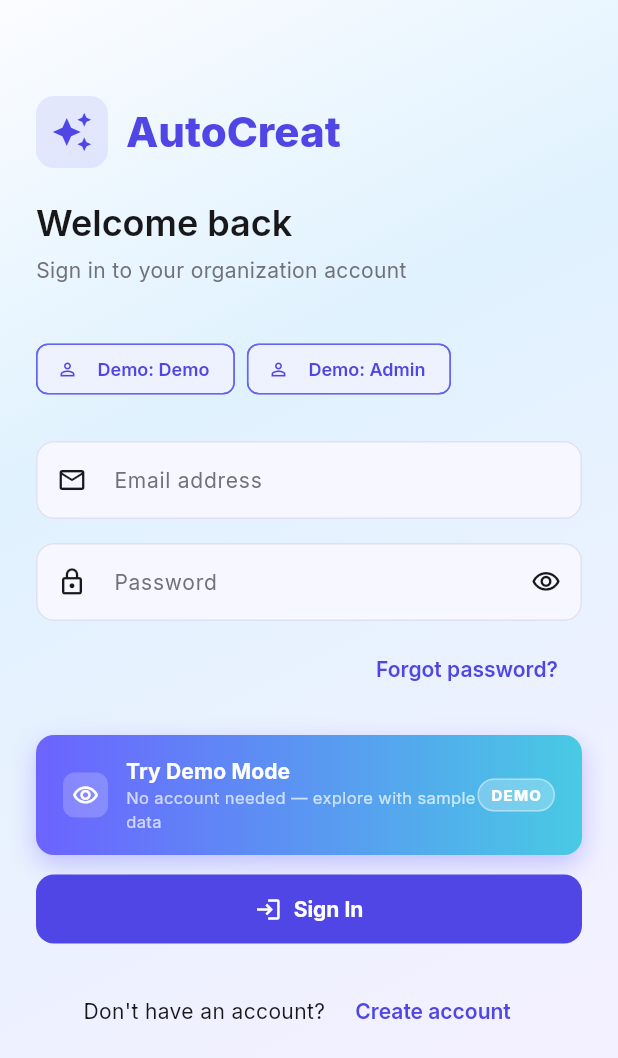
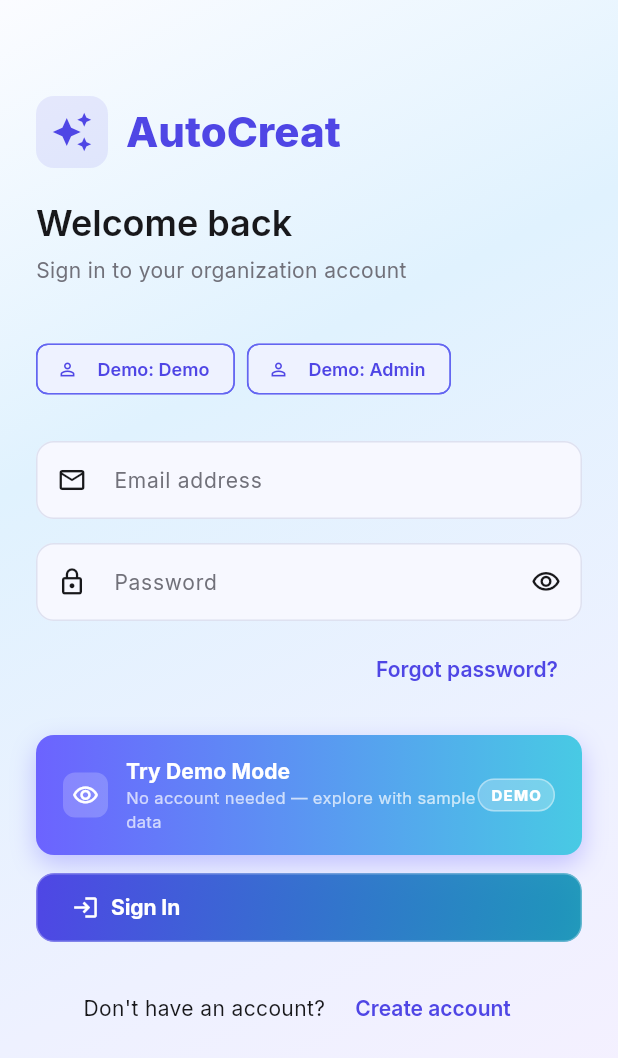
Before and after one commit to cosmopole-org/autocreat, a Flutter app: the screen it shows after launch, on a phone screen of 412 x 824 dp. Shown: the top 1058 px of the screen. Run offline on Flutter 3.47's test engine with Material 3 defaults, Android fonts, the phone set to English and light mode, and no system bars; drawn by our look-alikes of flutter_animate; our stand-ins replace badges, cached_network_image, data_table_2, dio, dotted_border, file_picker and 11 more; missing offline and left inert: flutter_quill; accounts and stored records are empty; generated files the repository leaves out were written again; network calls fail.

Commit message:
Unify AppBar button styling across all modes and themes
- Add AppBarBackButton: consistent 40×40 bordered rounded-rect container
  for the back/nav arrow in all AppBars, adapting colour per light/dark/glass
- Replace AppButton + _GlassButton with _StyledButton: always renders a
  gradient button (primary→accent) in non-glass modes instead of a flat
  ElevatedButton, preserving full glass+blur behaviour in glass mode
- Dark non-glass TextButton gets a subtle tinted background + border so
  secondary actions (متغیرها, پیوست) look refined without glass blur
- Dark non-glass IconButton theme gets a very light surface tint to reduce
  the "naked icon" look on the dark AppBar
- Update all 8 editor/detail screens to use AppBarBackButton (forms, models,
  letters, roles, users, flows, company detail, ticket detail)

https://claude.ai/code/session_01W7uV72tQC98uQrM6CZHqnv

```diff
--- a/client/lib/screens/flows/flow_editor_screen.dart
+++ b/client/lib/screens/flows/flow_editor_screen.dart
@@ -318,10 +318,7 @@ class _FlowEditorScreenState extends ConsumerState<FlowEditorScreen> {
 
     return Scaffold(
       appBar: AppBar(
-        leading: IconButton(
-          icon: const Icon(Icons.arrow_back_rounded),
-          onPressed: () => context.pop(),
-        ),
+        leading: AppBarBackButton(onPressed: () => context.pop()),
         titleSpacing: 0,
         title: Row(
           children: [
--- a/client/lib/screens/forms/form_editor_screen.dart
+++ b/client/lib/screens/forms/form_editor_screen.dart
@@ -92,10 +92,7 @@ class _FormEditorScreenState extends ConsumerState<FormEditorScreen> {
 
     return Scaffold(
       appBar: AppBar(
-        leading: IconButton(
-          icon: const Icon(Icons.arrow_back),
-          onPressed: () => context.pop(),
-        ),
+        leading: AppBarBackButton(onPressed: () => context.pop()),
         title: Row(
           children: [
             Text(editorState.form?.name ?? UiText.formEditor),
--- a/client/lib/screens/letters/letter_editor_screen.dart
+++ b/client/lib/screens/letters/letter_editor_screen.dart
@@ -133,10 +133,7 @@ class _LetterEditorScreenState extends ConsumerState<LetterEditorScreen> {
 
     return Scaffold(
       appBar: AppBar(
-        leading: IconButton(
-          icon: const Icon(Icons.arrow_back),
-          onPressed: () => context.pop(),
-        ),
+        leading: AppBarBackButton(onPressed: () => context.pop()),
         title: TextField(
           controller: _nameController,
           decoration: InputDecoration(
--- a/client/lib/screens/models/model_editor_screen.dart
+++ b/client/lib/screens/models/model_editor_screen.dart
@@ -92,10 +92,7 @@ class _ModelEditorScreenState extends ConsumerState<ModelEditorScreen> {
 
     return Scaffold(
       appBar: AppBar(
-        leading: IconButton(
-          icon: const Icon(Icons.arrow_back),
-          onPressed: () => context.pop(),
-        ),
+        leading: AppBarBackButton(onPressed: () => context.pop()),
         title: Text(editorState.model?.name ?? UiText.modelEditor),
         actions: [
           AppButton(
--- a/client/lib/screens/roles/role_editor_screen.dart
+++ b/client/lib/screens/roles/role_editor_screen.dart
@@ -133,10 +133,7 @@ class _RoleEditorScreenState extends ConsumerState<RoleEditorScreen> {
 
     return Scaffold(
       appBar: AppBar(
-        leading: IconButton(
-          icon: const Icon(Icons.arrow_back),
-          onPressed: () => context.pop(),
-        ),
+        leading: AppBarBackButton(onPressed: () => context.pop()),
         title: Text(_role == null ? UiText.newRole : UiText.editRole),
         actions: [
           AppButton(
--- a/client/lib/screens/tickets/ticket_detail_screen.dart
+++ b/client/lib/screens/tickets/ticket_detail_screen.dart
@@ -125,10 +125,7 @@ class _TicketDetailScreenState extends ConsumerState<TicketDetailScreen> {
       error: (e, _) => Scaffold(body: AppErrorWidget(message: e.toString())),
       data: (ticket) => Scaffold(
         appBar: AppBar(
-          leading: IconButton(
-            icon: const Icon(Icons.arrow_back),
-            onPressed: () => Navigator.of(context).pop(),
-          ),
+          leading: AppBarBackButton(onPressed: () => Navigator.of(context).pop()),
           title:
               Text(ticket.title, maxLines: 1, overflow: TextOverflow.ellipsis),
           actions: [
--- a/client/lib/screens/users/user_editor_screen.dart
+++ b/client/lib/screens/users/user_editor_screen.dart
@@ -137,10 +137,7 @@ class _UserEditorScreenState extends ConsumerState<UserEditorScreen> {
 
     return Scaffold(
       appBar: AppBar(
-        leading: IconButton(
-          icon: const Icon(Icons.arrow_back),
-          onPressed: () => context.pop(),
-        ),
+        leading: AppBarBackButton(onPressed: () => context.pop()),
         title: Text(_user == null ? UiText.newUser : UiText.editUser),
         actions: [
           AppButton(
--- a/client/lib/theme/app_theme.dart
+++ b/client/lib/theme/app_theme.dart
@@ -396,12 +396,21 @@ class AppTheme {
       ),
       textButtonTheme: TextButtonThemeData(
         style: TextButton.styleFrom(
-          backgroundColor: glassMode ? Colors.white.withValues(alpha: 0.06) : null,
+          backgroundColor: glassMode
+              ? Colors.white.withValues(alpha: 0.06)
+              : AppColors.primaryLight.withValues(alpha: 0.08),
           foregroundColor: AppColors.primaryLight,
           minimumSize: const Size(0, 40),
           alignment: Alignment.center,
-          padding: const EdgeInsets.symmetric(horizontal: 16, vertical: 10),
-          shape: RoundedRectangleBorder(borderRadius: BorderRadius.circular(glassMode ? 14 : 8)),
+          padding: const EdgeInsets.symmetric(horizontal: 14, vertical: 10),
+          shape: RoundedRectangleBorder(
+            borderRadius: BorderRadius.circular(glassMode ? 14 : 10),
+            side: glassMode
+                ? BorderSide.none
+                : BorderSide(
+                    color: AppColors.primaryLight.withValues(alpha: 0.20),
+                    width: 1),
+          ),
           textStyle: GoogleFonts.inter(fontSize: 14, fontWeight: FontWeight.w600),
         ),
       ),
@@ -430,9 +439,12 @@ class AppTheme {
       ),
       iconButtonTheme: IconButtonThemeData(
         style: IconButton.styleFrom(
-          backgroundColor: glassMode ? Colors.white.withValues(alpha: 0.06) : null,
+          backgroundColor: glassMode
+              ? Colors.white.withValues(alpha: 0.06)
+              : Colors.white.withValues(alpha: 0.04),
           foregroundColor: AppColors.darkText,
-          shape: RoundedRectangleBorder(borderRadius: BorderRadius.circular(glassMode ? 14 : 8)),
+          shape: RoundedRectangleBorder(
+              borderRadius: BorderRadius.circular(glassMode ? 14 : 10)),
           side: glassMode
               ? BorderSide(color: Colors.white.withValues(alpha: 0.12), width: 1)
               : BorderSide.none,
--- a/client/lib/widgets/common_widgets.dart
+++ b/client/lib/widgets/common_widgets.dart
@@ -827,7 +827,65 @@ class AppStatCard extends StatelessWidget {
 }
 
 // ─────────────────────────────────────────────────────────────────────────────
-// APP BUTTON  –  icon + label always centred, consistent sizing
+// APP BAR BACK BUTTON  –  consistent bordered nav button for all AppBars
+// ─────────────────────────────────────────────────────────────────────────────
+
+class AppBarBackButton extends ConsumerWidget {
+  final VoidCallback? onPressed;
+
+  const AppBarBackButton({super.key, this.onPressed});
+
+  @override
+  Widget build(BuildContext context, WidgetRef ref) {
+    final glassMode = ref.watch(glassModeProvider);
+    final isDark = Theme.of(context).brightness == Brightness.dark;
+    final onTap = onPressed ?? () => Navigator.of(context).maybePop();
+
+    final Color bgColor;
+    final Color borderColor;
+    if (glassMode) {
+      bgColor = isDark
+          ? Colors.white.withValues(alpha: 0.08)
+          : Colors.white.withValues(alpha: 0.42);
+      borderColor = isDark
+          ? Colors.white.withValues(alpha: 0.18)
+          : Colors.white.withValues(alpha: 0.65);
+    } else {
+      bgColor = isDark
+          ? AppColors.darkSurface.withValues(alpha: 0.90)
+          : AppColors.lightSurface;
+      borderColor = isDark ? AppColors.darkBorder : AppColors.lightBorder;
+    }
+
+    return Padding(
+      padding: const EdgeInsets.all(8),
+      child: Material(
+        color: Colors.transparent,
+        child: InkWell(
+          onTap: onTap,
+          borderRadius: BorderRadius.circular(12),
+          child: Container(
+            width: 40,
+            height: 40,
+            decoration: BoxDecoration(
+              color: bgColor,
+              borderRadius: BorderRadius.circular(12),
+              border: Border.all(color: borderColor, width: 1),
+            ),
+            child: Icon(
+              Icons.arrow_back,
+              color: isDark ? AppColors.darkText : AppColors.lightText,
+              size: 20,
+            ),
+          ),
+        ),
+      ),
+    );
+  }
+}
+
+// ─────────────────────────────────────────────────────────────────────────────
+// APP BUTTON  –  icon + label always centred, gradient in all modes
 // ─────────────────────────────────────────────────────────────────────────────
 
 class AppButton extends ConsumerWidget {
@@ -850,35 +908,11 @@ class AppButton extends ConsumerWidget {
     this.width,
   });
 
-  Widget _buildChild(Color spinnerColor) {
-    final hasLeading = loading || icon != null;
-    return Row(
-      mainAxisSize: MainAxisSize.min,
-      mainAxisAlignment: MainAxisAlignment.center,
-      children: [
-        if (loading)
-          SizedBox(
-            width: 16,
-            height: 16,
-            child: CircularProgressIndicator(
-              strokeWidth: 2,
-              color: spinnerColor,
-            ),
-          )
-        else if (icon != null)
-          Icon(icon, size: 18),
-        if (hasLeading) const SizedBox(width: 8),
-        Text(label, textAlign: TextAlign.center),
-      ],
-    );
-  }
-
   @override
   Widget build(BuildContext context, WidgetRef ref) {
     final glassMode = ref.watch(glassModeProvider);
 
-    if (glassMode) {
-      return _GlassButton(
+    return _StyledButton(
       label: label,
       onPressed: loading ? null : onPressed,
       icon: icon,
@@ -886,36 +920,12 @@ class AppButton extends ConsumerWidget {
       outlined: outlined,
       color: color,
       width: width,
-      );
-    }
-
-    if (outlined) {
-      return SizedBox(
-        width: width,
-        child: OutlinedButton(
-          onPressed: loading ? null : onPressed,
-          child: _buildChild(AppColors.primary),
-        ),
-      );
-    }
-
-    ButtonStyle? extraStyle;
-    if (color != null) {
-      extraStyle = ElevatedButton.styleFrom(backgroundColor: color);
-    }
-
-    return SizedBox(
-      width: width,
-      child: ElevatedButton(
-        onPressed: loading ? null : onPressed,
-        style: extraStyle,
-        child: _buildChild(Colors.white),
-      ),
-    );
-  }
-}
-
-class _GlassButton extends StatelessWidget {
+      glassEffect: glassMode,
+    );
+  }
+}
+
+class _StyledButton extends StatelessWidget {
   final String label;
   final VoidCallback? onPressed;
   final IconData? icon;
@@ -923,8 +933,9 @@ class _GlassButton extends StatelessWidget {
   final bool outlined;
   final Color? color;
   final double? width;
-
-  const _GlassButton({
+  final bool glassEffect;
+
+  const _StyledButton({
     required this.label,
     required this.onPressed,
     required this.icon,
@@ -932,30 +943,25 @@ class _GlassButton extends StatelessWidget {
     required this.outlined,
     required this.color,
     required this.width,
+    required this.glassEffect,
   });
 
   @override
   Widget build(BuildContext context) {
     final isDark = Theme.of(context).brightness == Brightness.dark;
     final enabled = onPressed != null;
-    final accent =
-        color ?? (isDark ? AppColors.primaryLight : AppColors.primary);
+    final accent = color ?? (isDark ? AppColors.primaryLight : AppColors.primary);
     final foreground = outlined ? accent : Colors.white;
     final hasLeading = loading || icon != null;
-
-    final button = AnimatedOpacity(
-      duration: const Duration(milliseconds: 160),
-      opacity: enabled ? 1 : 0.58,
-      child: ClipRRect(
-        borderRadius: BorderRadius.circular(16),
-        child: BackdropFilter(
-          filter: ImageFilter.blur(sigmaX: 18, sigmaY: 18),
-          child: DecoratedBox(
-            decoration: BoxDecoration(
+    final radius = glassEffect ? 16.0 : 12.0;
+
+    BoxDecoration decoration;
+    if (glassEffect) {
+      decoration = BoxDecoration(
         color: outlined
             ? Colors.white.withValues(alpha: isDark ? 0.075 : 0.38)
             : accent.withValues(alpha: isDark ? 0.55 : 0.72),
-              borderRadius: BorderRadius.circular(16),
+        borderRadius: BorderRadius.circular(radius),
         border: Border.all(
           color: outlined
               ? Colors.white.withValues(alpha: isDark ? 0.18 : 0.70)
@@ -972,8 +978,7 @@ class _GlassButton extends StatelessWidget {
                 ]
               : [
                   accent.withValues(alpha: isDark ? 0.70 : 0.86),
-                        AppColors.accent
-                            .withValues(alpha: isDark ? 0.45 : 0.62),
+                  AppColors.accent.withValues(alpha: isDark ? 0.45 : 0.62),
                 ],
         ),
         boxShadow: [
@@ -989,9 +994,51 @@ class _GlassButton extends StatelessWidget {
             offset: const Offset(0, 1),
           ),
         ],
-            ),
+      );
+    } else {
+      // Non-glass: solid gradient for filled, clean bordered for outlined
+      decoration = BoxDecoration(
+        borderRadius: BorderRadius.circular(radius),
+        gradient: outlined
+            ? null
+            : LinearGradient(
+                begin: Alignment.topLeft,
+                end: Alignment.bottomRight,
+                colors: [
+                  accent,
+                  AppColors.accent.withValues(alpha: isDark ? 0.82 : 0.88),
+                ],
+              ),
+        color: outlined
+            ? (isDark
+                ? AppColors.darkSurface.withValues(alpha: 0.5)
+                : Colors.transparent)
+            : null,
+        border: Border.all(
+          color: outlined
+              ? accent.withValues(alpha: 0.90)
+              : Colors.white.withValues(alpha: isDark ? 0.16 : 0.30),
+          width: outlined ? 1.5 : 1,
+        ),
+        boxShadow: outlined
+            ? null
+            : [
+                BoxShadow(
+                  color: accent.withValues(alpha: isDark ? 0.38 : 0.28),
+                  blurRadius: 14,
+                  offset: const Offset(0, 4),
+                ),
+              ],
+      );
+    }
+
+    final innerContent = ClipRRect(
+      borderRadius: BorderRadius.circular(radius),
+      child: DecoratedBox(
+        decoration: decoration,
         child: Stack(
           children: [
+            if (glassEffect)
               Positioned(
                 top: -24,
                 left: -36,
@@ -1000,8 +1047,7 @@ class _GlassButton extends StatelessWidget {
                   child: Container(
                     width: 92,
                     height: 18,
-                      color:
-                          Colors.white.withValues(alpha: isDark ? 0.10 : 0.26),
+                    color: Colors.white.withValues(alpha: isDark ? 0.10 : 0.26),
                   ),
                 ),
               ),
@@ -1009,12 +1055,11 @@ class _GlassButton extends StatelessWidget {
               color: Colors.transparent,
               child: InkWell(
                 onTap: enabled ? onPressed : null,
-                    borderRadius: BorderRadius.circular(16),
+                borderRadius: BorderRadius.circular(radius),
                 child: ConstrainedBox(
                   constraints: const BoxConstraints(minHeight: 46),
                   child: Padding(
-                        padding: const EdgeInsets.symmetric(
-                            horizontal: 24, vertical: 13),
+                    padding: const EdgeInsets.symmetric(horizontal: 24, vertical: 13),
                     child: Row(
                       mainAxisSize: MainAxisSize.min,
                       mainAxisAlignment: MainAxisAlignment.center,
@@ -1050,14 +1095,20 @@ class _GlassButton extends StatelessWidget {
           ],
         ),
       ),
-        ),
-      ),
-    );
-
-    return SizedBox(
-      width: width,
-      child: button,
-    );
+    );
+
+    final button = AnimatedOpacity(
+      duration: const Duration(milliseconds: 160),
+      opacity: enabled ? 1 : 0.58,
+      child: glassEffect
+          ? BackdropFilter(
+              filter: ImageFilter.blur(sigmaX: 18, sigmaY: 18),
+              child: innerContent,
+            )
+          : innerContent,
+    );
+
+    return SizedBox(width: width, child: button);
   }
 }
 
```
Also changed, not shown: client/lib/screens/companies/company_detail_screen.dart (+3 -12 lines). Lines whose indentation alone changed are shown as unchanged.
